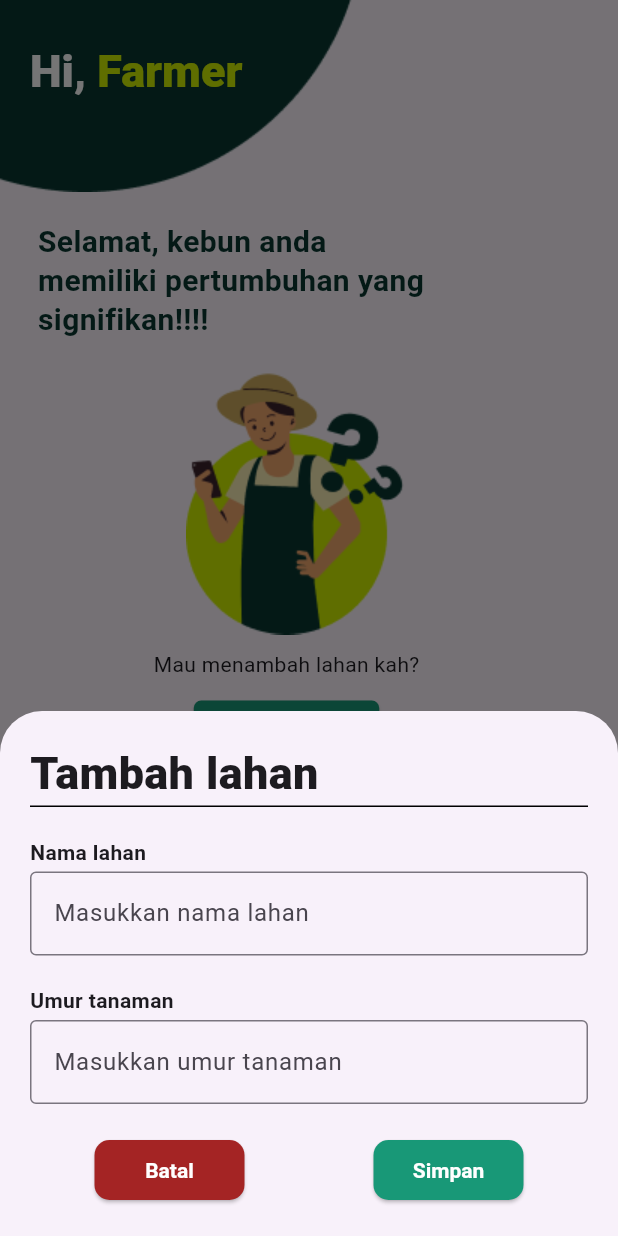
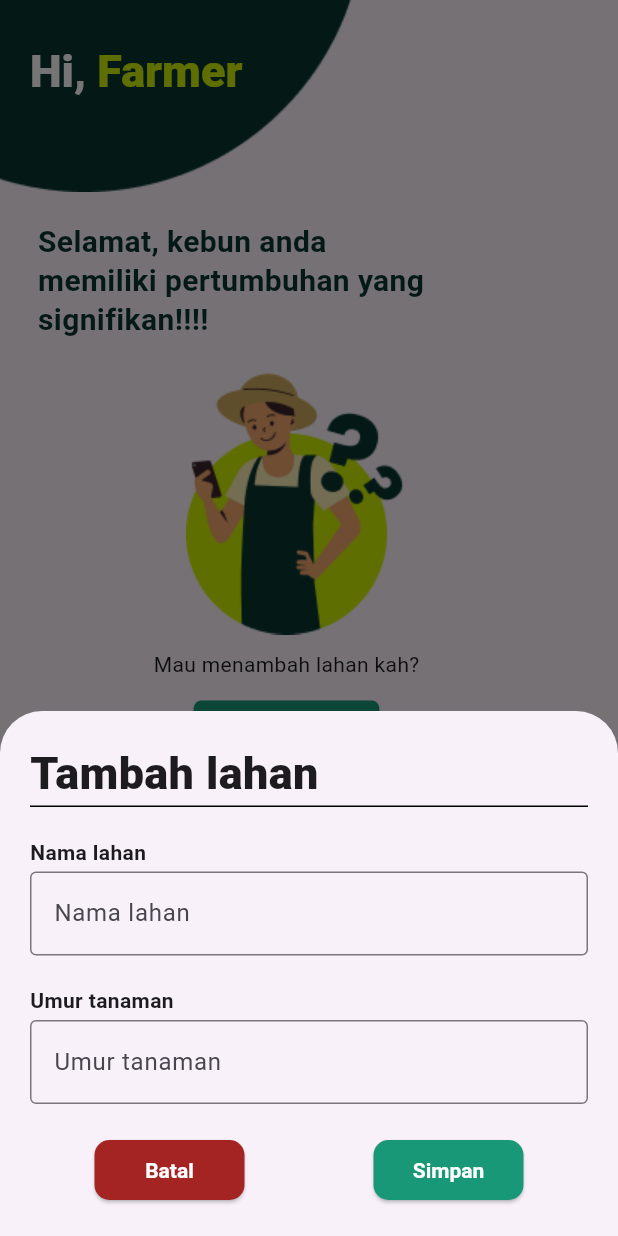
Before and after one commit to Naidleri/siop_ppl_agro, a Flutter app: the screen it shows after launch, after a tap on "Tambah lahan", on a phone screen of 412 x 824 dp. Run offline on Flutter 3.47's test engine with Material 3 defaults, Android fonts, the phone set to English and light mode, and no system bars; our stand-ins replace cloud_firestore, firebase_core, firebase_database, flutter_bloc; accounts and stored records are empty; Roboto replaces fonts that are missing (Poppins).

Commit message:
update:update ui AddLahan

```diff
--- a/lib/views/pages/lahan/addLahan.dart
+++ b/lib/views/pages/lahan/addLahan.dart
@@ -47,7 +47,6 @@ class AddLahan extends StatelessWidget {
                     TextField(
                       controller: lahancontroller,
                       decoration: const InputDecoration(
-                        labelText: 'Masukkan nama lahan',
                         hintText: 'Nama lahan',
                         border: OutlineInputBorder(),
                       ),
@@ -64,8 +63,7 @@ class AddLahan extends StatelessWidget {
                     TextField(
                       controller: umurcontroller,
                       decoration: const InputDecoration(
-                        labelText: 'Masukkan umur tanaman',
-                        hintText: 'Umur tanaman dalam bulan',
+                        hintText: 'Umur tanaman',
                         border: OutlineInputBorder(),
                       ),
                     ),
```
Also changed, not shown: lib/services/sensor_services.dart (line endings or trailing spaces).
